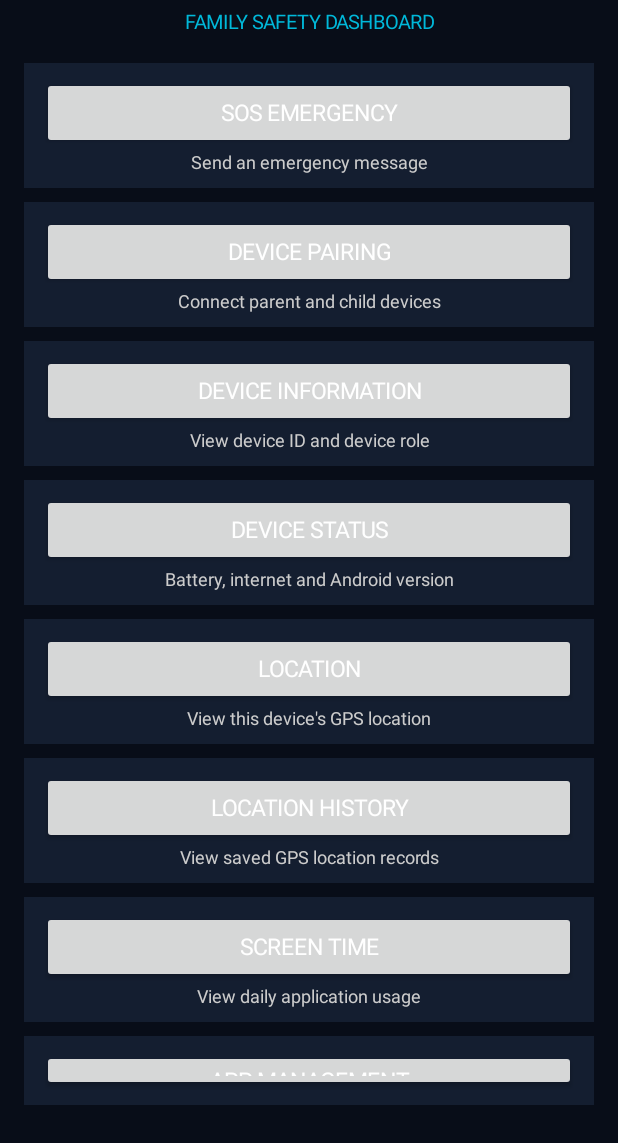
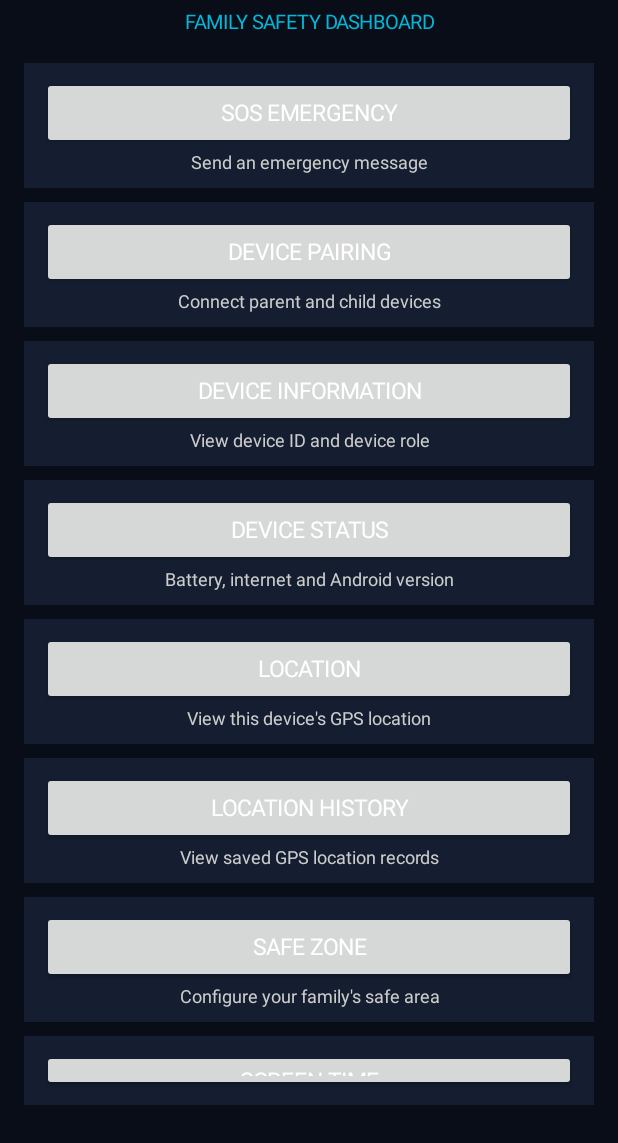
Before and after one commit to exprawdev/Hero, an Android app: the DashboardActivity screen opened directly, with no data from a screen before it, on a phone screen of 412 x 824 dp, the part 93-1236 px from its top. Run offline under Robolectric (Android 15) with nearby library versions, the phone set to English and light mode, and no system bars.

Commit message:
Update DashboardActivity.kt

```diff
--- a/app/src/main/java/com/exprawdev/hero/DashboardActivity.kt
+++ b/app/src/main/java/com/exprawdev/hero/DashboardActivity.kt
@@ -67,6 +67,10 @@ class DashboardActivity : Activity() {
             startActivity(Intent(this, LocationHistoryActivity::class.java))
         }
 
+        addDashboardButton(root, "SAFE ZONE", "Configure your family's safe area") {
+            startActivity(Intent(this, SafeZoneActivity::class.java))
+        }
+
         addDashboardButton(root, "SCREEN TIME", "View daily application usage") {
             startActivity(Intent(this, ScreenTimeActivity::class.java))
         }
```
